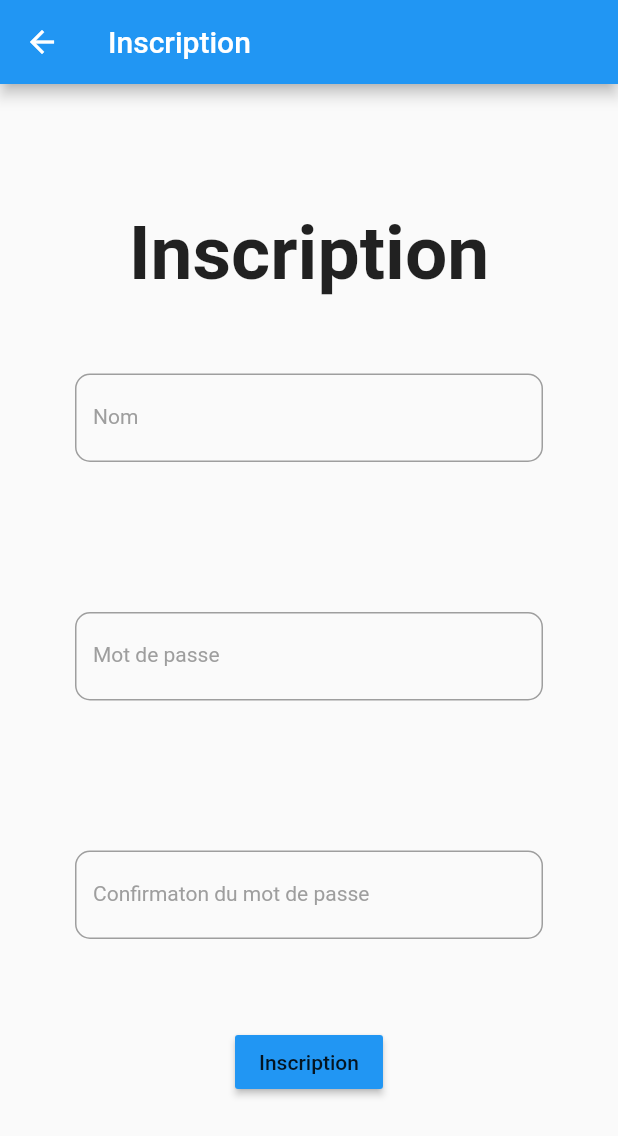
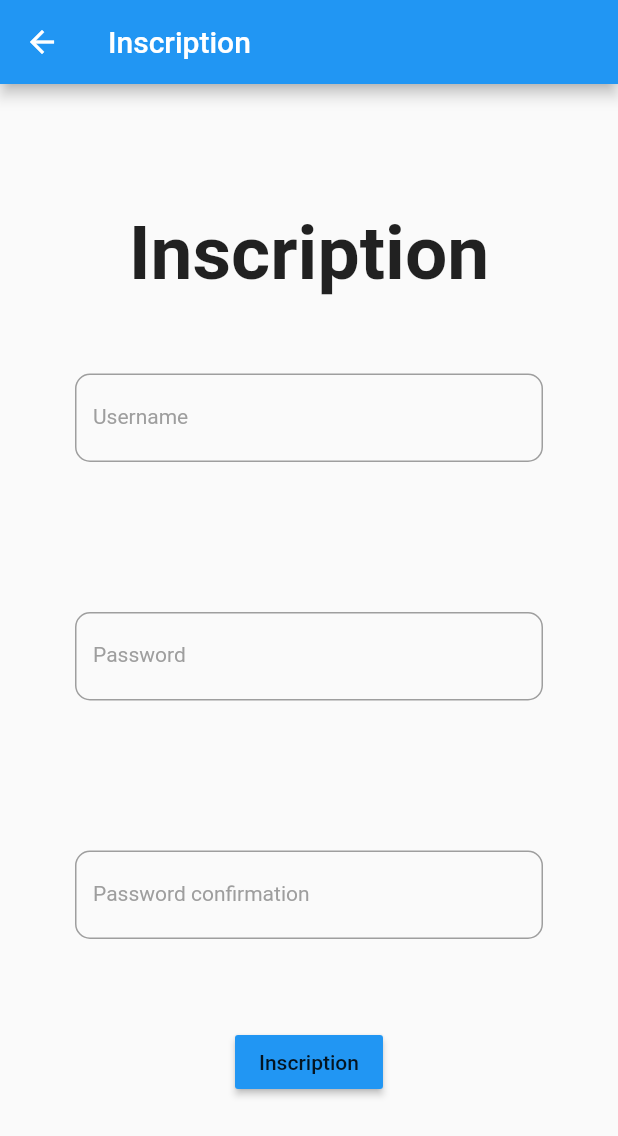
Before and after one commit to Joyce0501/A21-4205N6-KickMyFlutter-Nouteji, a Flutter app: the EcranInscription screen opened by its route, on a phone screen of 412 x 824 dp. Shown: the top 1136 px of the screen. Run offline on Flutter 3.47's test engine with Material 2 defaults, Android fonts, the phone set to English and light mode, and no system bars; our stand-ins replace cookie_jar, dio, dio_cookie_manager; missing offline and left inert: dart:ffi.

Commit message:
Reglages internationalisation

```diff
--- a/kick_my_flutter/assets/i18n/en.json
+++ b/kick_my_flutter/assets/i18n/en.json
@@ -3,5 +3,7 @@
   "Inscription" : "Inscription",
   "Nom" : "Username",
   "Mot de passe" : "Password",
-  "Confirmaton du mot de passe" : "Password confirmation"
+  "Confirmaton du mot de passe" : "Password confirmation",
+
+  "Creation de tache" : "Create a task"
 }
--- a/kick_my_flutter/lib/ecran_inscription.dart
+++ b/kick_my_flutter/lib/ecran_inscription.dart
@@ -77,7 +77,7 @@ class _EcranInscriptionState extends State<EcranInscription> {
       appBar: AppBar(
         // Here we take the value from the MyHomePage object that was created by
         // the App.build method, and use it to set our appbar title.
-        title: Text('Inscription'),
+        title: Text(Locs.of(context).trans('Inscription')),
       ),
       body: Column(
 
@@ -88,7 +88,7 @@ class _EcranInscriptionState extends State<EcranInscription> {
           Padding(
             padding: const EdgeInsets.all(50),
             child: TextFormField(
-              decoration: InputDecoration(labelText: "Nom",
+              decoration: InputDecoration(labelText: Locs.of(context).trans('Nom'),
                   labelStyle: TextStyle(fontSize: 14, color: Colors.grey),
                   enabledBorder: OutlineInputBorder(
                     borderRadius: BorderRadius.circular(10),
@@ -105,7 +105,7 @@ class _EcranInscriptionState extends State<EcranInscription> {
           Padding(
             padding: const EdgeInsets.all(50),
             child: TextFormField(
-              decoration: InputDecoration(labelText: "Mot de passe",
+              decoration: InputDecoration(labelText: Locs.of(context).trans('Mot de passe'),
                   labelStyle: TextStyle(fontSize: 14, color: Colors.grey),
                   enabledBorder: OutlineInputBorder(
                     borderRadius: BorderRadius.circular(10),
@@ -122,7 +122,7 @@ class _EcranInscriptionState extends State<EcranInscription> {
           Padding(
             padding: const EdgeInsets.all(50),
             child: TextFormField(
-              decoration: InputDecoration(labelText: 'Confirmaton du mot de passe',
+              decoration: InputDecoration(labelText: Locs.of(context).trans('Confirmaton du mot de passe'),
                   labelStyle: TextStyle(fontSize: 14, color: Colors.grey),
                   enabledBorder: OutlineInputBorder(
                     borderRadius: BorderRadius.circular(10),
@@ -145,7 +145,7 @@ class _EcranInscriptionState extends State<EcranInscription> {
                 padding: const EdgeInsets.all(8.0),
                 child: Expanded(
                   child: MaterialButton(
-                    child: Text('Inscription'),
+                    child: Text(Locs.of(context).trans('Inscription')),
                     color: Colors.blue,
                     onPressed:
                     inscription,
```
Also changed, not shown: kick_my_flutter/assets/i18n/fr.json (+6 -2 lines).
